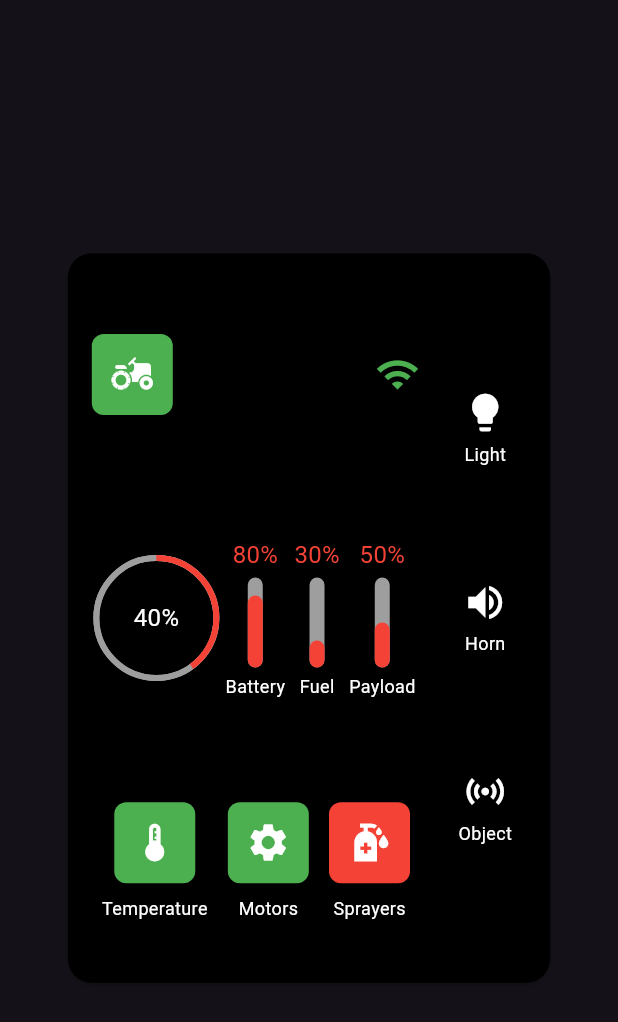
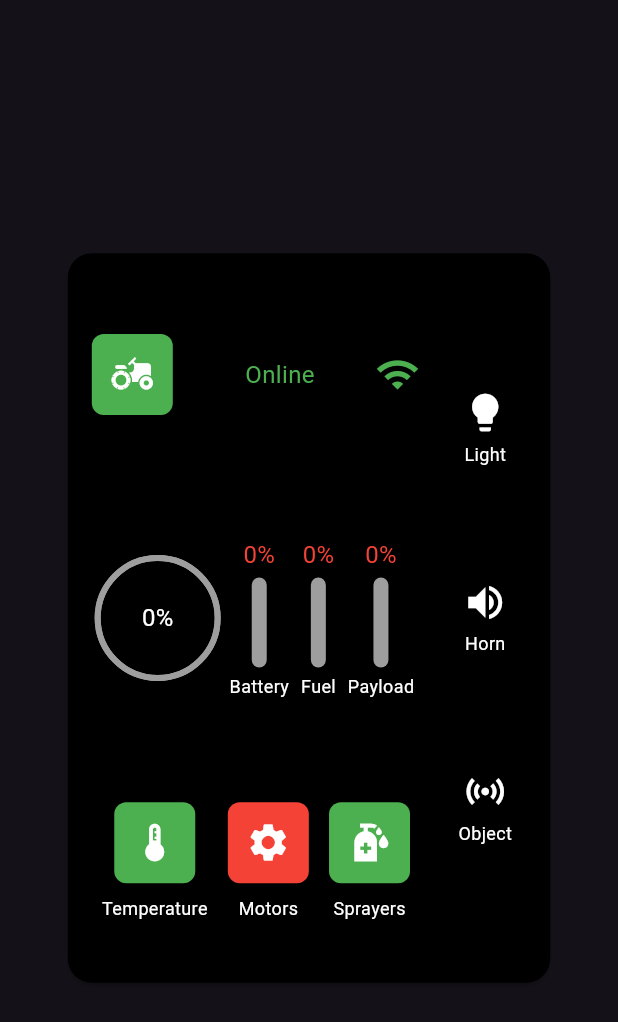
Before and after one commit to rajesh-h/gcs_server, a Flutter app: the CurrentRoverDetails widget shown alone on an empty page, opened directly with empty values, on a phone screen of 412 x 824 dp. Shown: the top 1022 px of the screen. Run offline on Flutter 3.47's test engine with Material 3 defaults, Android fonts, the phone set to English and light mode, and no system bars; our stand-ins replace google_maps_flutter, shared_preferences; missing offline and left inert: dart:ffi; accounts and stored records are empty.

Commit message:
20240917 220000

```diff
--- a/gps_receiver/lib/current_rover_details.dart
+++ b/gps_receiver/lib/current_rover_details.dart
@@ -63,7 +63,7 @@ class CurrentRoverDetails extends StatelessWidget {
               ),
               const SizedBox(width: 8.0),
               Text(
-                roverDetails.roverName,
+                roverDetails.roverId,
                 style: const TextStyle(
                   color: Colors.white,
                   fontSize: 22.0,
@@ -74,7 +74,7 @@ class CurrentRoverDetails extends StatelessWidget {
           ),
           const SizedBox(height: 4.0),
           Text(
-            roverDetails.roverStatus,
+            roverDetails.status,
             style: TextStyle(
               color: _getStatusColor(),
               fontSize: 16.0,
@@ -95,10 +95,10 @@ class CurrentRoverDetails extends StatelessWidget {
       child: Row(
         mainAxisAlignment: MainAxisAlignment.spaceAround,
         children: [
-          _buildCircularIndicator(roverDetails.missionCompletionPercentage),
-          _buildVerticalIndicator('Battery', roverDetails.batteryPercentage),
-          _buildVerticalIndicator('Fuel', roverDetails.fuelPercentage),
-          _buildVerticalIndicator('Payload', roverDetails.payloadPercentage),
+          _buildCircularIndicator(roverDetails.missionProgress.taskCompletion),
+          _buildVerticalIndicator('Battery', roverDetails.sensorData.battery),
+          _buildVerticalIndicator('Fuel', roverDetails.sensorData.fuel),
+          _buildVerticalIndicator('Payload', roverDetails.sensorData.payload),
         ],
       ),
     );
@@ -110,11 +110,9 @@ class CurrentRoverDetails extends StatelessWidget {
       child: Row(
         mainAxisAlignment: MainAxisAlignment.spaceAround,
         children: [
-          _buildStatusIcon(
-              'Temperature', Icons.thermostat, roverDetails.temperatureStatus),
-          _buildStatusIcon('Motors', Icons.settings, roverDetails.motorsStatus),
-          _buildStatusIcon(
-              'Sprayers', Icons.sanitizer, roverDetails.sprayersStatus),
+          _buildStatusIcon('Temperature', Icons.thermostat, true),
+          _buildStatusIcon('Motors', Icons.settings, false),
+          _buildStatusIcon('Sprayers', Icons.sanitizer, true),
         ],
       ),
     );
@@ -236,9 +234,9 @@ class CurrentRoverDetails extends StatelessWidget {
   }
 
   Color _getStatusColor() {
-    if (roverDetails.roverStatus == 'OFFLINE') {
+    if (roverDetails.status == 'OFFLINE') {
       return Colors.grey;
-    } else if (roverDetails.roverStatus == 'ALERT') {
+    } else if (roverDetails.status == 'ALERT') {
       return Colors.red;
     } else {
       return Colors.green;
--- a/gps_receiver/lib/mission_setup.dart
+++ b/gps_receiver/lib/mission_setup.dart
@@ -59,7 +59,7 @@ class _MissionSetupState extends State<MissionSetup> {
     print('Update mission assigned: $missionId');
     try {
       final response = await Services.patchRequest(
-        'rovers/${widget.roverId}',
+        'rovers/available_rovers/${widget.roverId}',
         {'mission_assigned': missionId},
       );
 
--- a/gps_receiver/lib/models/rover_details.dart
+++ b/gps_receiver/lib/models/rover_details.dart
@@ -1,31 +1,240 @@
-// rover_details.dart
+import 'dart:ffi';
+
 class RoverDetails {
-  final String roverId;
-  final String roverName;
-  final String missionAssigned;
-  final String roverStatus;
-  final double speed;
-  final bool temperatureStatus;
-  final bool motorsStatus;
-  final bool sprayersStatus;
-  final int batteryPercentage;
-  final int fuelPercentage;
-  final int payloadPercentage;
-  final int missionCompletionPercentage;
-  bool isSelected;
+  String roverId;
+  String lon;
+  String lat;
+  String status;
+  String missionAssigned;
+  SensorData sensorData;
+  RosData rosData;
+  Mission mission;
+  MissionProgress missionProgress;
+  CompletedPath completedPath;
 
   RoverDetails(
       {required this.roverId,
-      required this.roverName,
-      required this.missionAssigned,
-      required this.roverStatus,
-      this.speed = 0,
-      this.isSelected = false,
-      this.temperatureStatus = true,
-      this.motorsStatus = true,
-      this.batteryPercentage = 80,
-      this.fuelPercentage = 30,
-      this.payloadPercentage = 50,
-      this.missionCompletionPercentage = 40,
-      this.sprayersStatus = false});
+      this.lon = '0',
+      this.lat = '0',
+      this.status = 'Online',
+      this.missionAssigned = 'N/A',
+      required this.mission,
+      required this.sensorData,
+      required this.rosData,
+      required this.missionProgress,
+      required this.completedPath});
+
+  factory RoverDetails.fromJson(Map<String, dynamic> json) {
+    return RoverDetails(
+      roverId: json['rover_id'],
+      lon: json['lon'],
+      lat: json['lat'],
+      status: json['status'],
+      mission: json['mission'],
+      missionAssigned: json['mission_assigned'],
+      sensorData: SensorData.fromJson(json['sensor_data']),
+      rosData: RosData.fromJson(json['ros_data']),
+      missionProgress: MissionProgress.fromJson(json['mission_progress']),
+      completedPath: CompletedPath.fromJson(json['completed_path']),
+    );
+  }
 }
+
+class SensorData {
+  String timestamp;
+  String roverId;
+  int battery;
+  int fuel;
+  int payload;
+  int flowRateLeftSprayer;
+  int flowRateRightSprayer;
+  int hydraulicSys;
+  int engineTemp;
+  String id;
+
+  SensorData(
+      {this.timestamp = "00:00:00",
+      this.roverId = "rover_id",
+      this.battery = 0,
+      this.fuel = 0,
+      this.payload = 0,
+      this.flowRateLeftSprayer = 0,
+      this.flowRateRightSprayer = 0,
+      this.hydraulicSys = 0,
+      this.engineTemp = 0,
+      this.id = "0"});
+
+  factory SensorData.fromJson(Map<String, dynamic> json) {
+    return SensorData(
+      timestamp: json['timestamp'],
+      roverId: json['rover_id'],
+      battery: json['battery'].toInt(),
+      fuel: json['fuel'].toInt(),
+      payload: json['payload'].toInt(),
+      flowRateLeftSprayer: json['flow_rate_left_sprayer'].toInt(),
+      flowRateRightSprayer: json['flow_rate_right_sprayer'].toInt(),
+      hydraulicSys: json['hydraulic_sys'].toInt(),
+      engineTemp: json['engine_temp'].toInt(),
+      id: json['_id'],
+    );
+  }
+}
+
+class RosData {
+  String timestamp;
+  String roverId;
+  String rosError;
+  String rtkLeft;
+  String rtkRight;
+  String rtkDualValid;
+  String speed;
+  int yaw;
+  int attitude;
+  int satelitesVisible;
+  String id;
+
+  RosData(
+      {this.timestamp = "00:00:00",
+      this.roverId = "rover_id",
+      this.rosError = "ros_error",
+      this.rtkLeft = "rtk_left",
+      this.rtkRight = "rtk_right",
+      this.rtkDualValid = "rtk_dual_valid",
+      this.speed = "0",
+      this.yaw = 0,
+      this.attitude = 0,
+      this.satelitesVisible = 0,
+      this.id = "0"});
+
+  factory RosData.fromJson(Map<String, dynamic> json) {
+    return RosData(
+      timestamp: json['timestamp'],
+      roverId: json['rover_id'],
+      rosError: json['ros_error'],
+      rtkLeft: json['rtk_left'],
+      rtkRight: json['rtk_right'],
+      rtkDualValid: json['rtk_dual_valid'],
+      speed: json['speed'],
+      yaw: json['yaw'].toInt(),
+      attitude: json['attitude'].toInt(),
+      satelitesVisible: json['satelites_visible'].toInt(),
+      id: json['_id'],
+    );
+  }
+}
+
+class Mission {
+  String missionId;
+  String status;
+  String scheduledDate;
+  String startTime;
+  String endTime;
+  String sprayerMode;
+  String operator;
+  List<dynamic> trees;
+  double rowsHeading;
+  List<dynamic> startingPoint;
+  List<dynamic> geofence;
+  List<dynamic> path;
+  String roverId;
+
+  Mission({
+    this.missionId = "mission_id",
+    this.status = "status",
+    this.scheduledDate = "1900-01-01",
+    this.startTime = "1900-01-01T00:00:00Z",
+    this.endTime = "1900-01-01T00:00:00Z",
+    this.sprayerMode = "AUTO",
+    this.operator = "Fakri",
+    this.trees = const [
+      [0, 0],
+      [0, 0]
+    ],
+    this.rowsHeading = 0.0,
+    this.startingPoint = const [0.0, 0.0],
+    this.geofence = const [
+      [0.0, 0.0],
+      [0.0, 0.0]
+    ],
+    this.path = const [
+      [0.0, 0.0],
+      [0.0, 0.0]
+    ],
+    this.roverId = "rover_id",
+  });
+
+  factory Mission.fromJson(Map<String, dynamic> json) {
+    return Mission(
+      missionId: json['mission_id'],
+      status: json['status'],
+      scheduledDate: json['scheduled_date'],
+      startTime: json['start_time'],
+      endTime: json['end_time'],
+      sprayerMode: json['sprayer_mode'],
+      operator: json['operator'],
+      trees: json['trees'].map((e) => e.cast<double>()).toList(),
+      rowsHeading: json['rows_heading'],
+      startingPoint: List<double>.from(json['starting_point']),
+      geofence: json['geofence'].map((e) => e.cast<double>()).toList(),
+      path: json['path'].map((e) => e.cast<double>()).toList(),
+      roverId: json['rover_id'],
+    );
+  }
+}
+
+class MissionProgress {
+  String timestamp;
+  String roverId;
+  int taskCompletion;
+  int homePtDistance;
+  int totalTrees;
+  int totalTreesSprayed;
+  int totalHectaresSprayed;
+  int timeStarted;
+  String id;
+
+  MissionProgress({
+    this.timestamp = "00:00:00",
+    this.roverId = "rover_id",
+    this.taskCompletion = 0,
+    this.homePtDistance = 0,
+    this.totalTrees = 0,
+    this.totalTreesSprayed = 0,
+    this.totalHectaresSprayed = 0,
+    this.timeStarted = 0,
+    this.id = "0",
+  });
+
+  factory MissionProgress.fromJson(Map<String, dynamic> json) {
+    return MissionProgress(
+      timestamp: json['timestamp'],
+      roverId: json['rover_id'],
+      taskCompletion: json['task_completion'].toInt(),
+      homePtDistance: json['home_pt_distance'].toInt(),
+      totalTrees: json['total_trees'].toInt(),
+      totalTreesSprayed: json['total_trees_sprayed'].toInt(),
+      totalHectaresSprayed: json['total_hectares_sprayed'].toInt(),
+      timeStarted: json['time_started'].toInt(),
+      id: json['_id'],
+    );
+  }
+}
+
+class CompletedPath {
+  List<dynamic> completedPath;
+  String roverId;
+
+  CompletedPath({
+    required this.completedPath,
+    required this.roverId,
+  });
+
+  factory CompletedPath.fromJson(Map<String, dynamic> json) {
+    return CompletedPath(
+      completedPath: json['completed_path']
+          .map((path) => path.map((point) => point.toDouble()).toList())
+          .toList(),
+      roverId: json['rover_id'],
+    );
+  }
+}
--- a/gps_receiver/lib/services.dart
+++ b/gps_receiver/lib/services.dart
@@ -138,7 +138,7 @@ class Services {
       String endpoint, Map<String, dynamic> body) async {
     final prefs = await SharedPreferences.getInstance();
     String? serverIp = prefs.getString(ipKey);
-    print('I am inside putRequest on services');
+    print('I am inside patchRequest on services');
     final url = Uri.http('${serverIp!}:8222', endpoint);
     final response = await http.patch(url,
         headers: {'Content-Type': 'application/json'}, body: jsonEncode(body));
```
Also changed, not shown: gps_receiver/lib/active_rover_card.dart (+5 -4 lines), gps_receiver/lib/landing_page.dart (+39 -12 lines), gps_receiver/lib/project_setup_dialog.dart (+9 -6 lines), gps_receiver/lib/project_widget.dart (+26 -6 lines), rovers.mission_new.json (added, +87 -0 lines).
